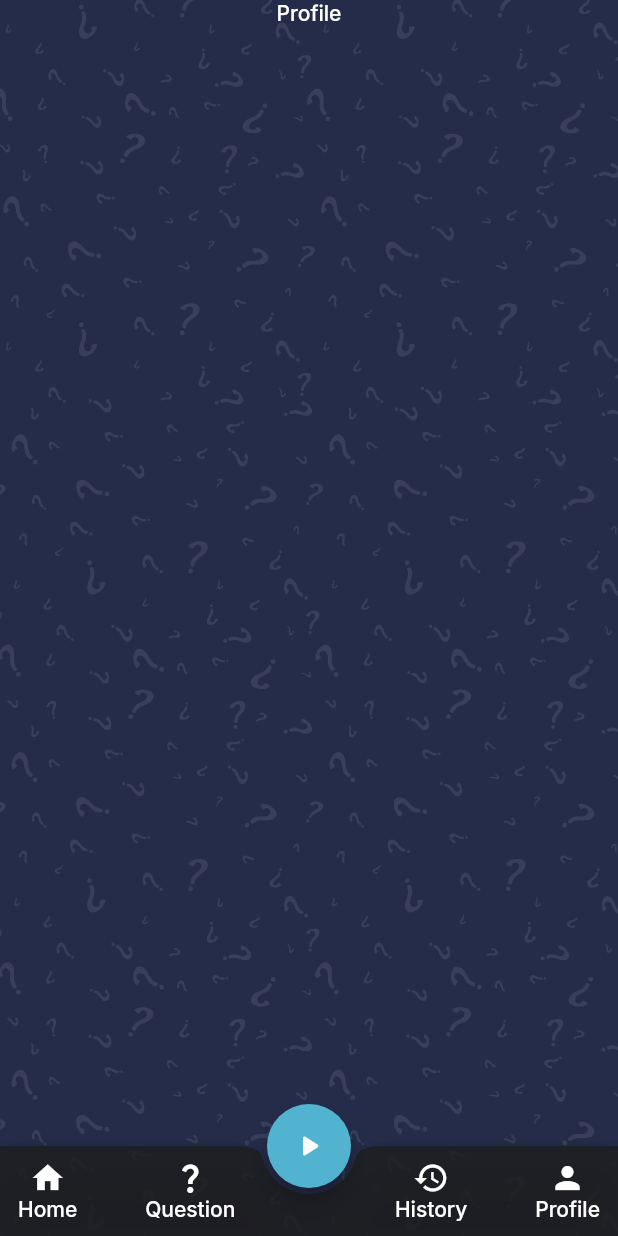
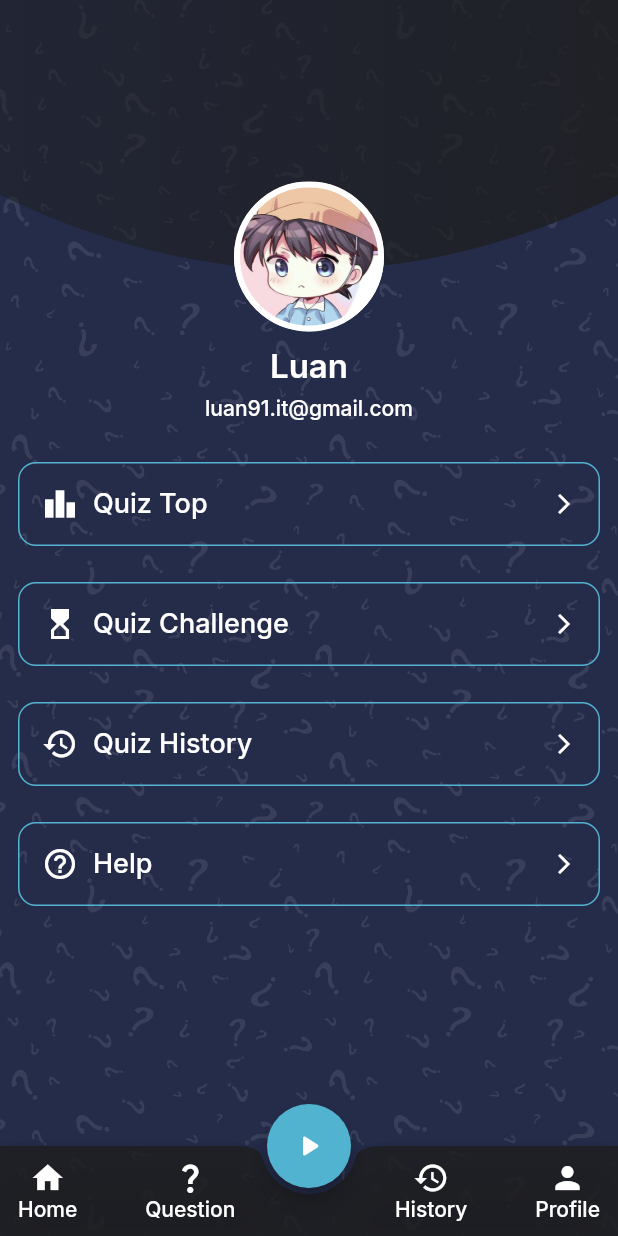
Before and after one commit to JackNguyenIT/flutter_quiz_app, a Flutter app: the screen it shows after launch, swiped to page 4, on a phone screen of 412 x 824 dp. Run offline on Flutter 3.47's test engine with Material 2 defaults, Android fonts, the phone set to English and light mode, and no system bars; our stand-ins replace floor, flutter_bloc, flutter_secure_storage, flutter_svg, freezed_annotation, get_it and 5 more; accounts and stored records are empty; generated files the repository leaves out were written again.

Commit message:
update page profile

```diff
--- a/lib/resource/l10n/intl_en.arb
+++ b/lib/resource/l10n/intl_en.arb
@@ -6,5 +6,9 @@
   "home": "Home",
   "question": "Question",
   "history": "History",
-  "profile": "Profile"
+  "profile": "Profile",
+  "quiz_top": "Quiz Top",
+  "quiz_challenge": "Quiz Challenge",
+  "quiz_history": "Quiz History",
+  "help" : "Help"
 }
--- a/lib/resource/localization/intl/messages_en.dart
+++ b/lib/resource/localization/intl/messages_en.dart
@@ -23,11 +23,16 @@ class MessageLookup extends MessageLookupByLibrary {
   final messages = _notInlinedMessages(_notInlinedMessages);
   static Map<String, Function> _notInlinedMessages(_) => <String, Function>{
         "error_title": MessageLookupByLibrary.simpleMessage("Error"),
+        "help": MessageLookupByLibrary.simpleMessage("Help"),
         "history": MessageLookupByLibrary.simpleMessage("History"),
         "home": MessageLookupByLibrary.simpleMessage("Home"),
         "loading": MessageLookupByLibrary.simpleMessage("Loading"),
         "profile": MessageLookupByLibrary.simpleMessage("Profile"),
         "question": MessageLookupByLibrary.simpleMessage("Question"),
+        "quiz_challenge":
+            MessageLookupByLibrary.simpleMessage("Quiz Challenge"),
+        "quiz_history": MessageLookupByLibrary.simpleMessage("Quiz History"),
+        "quiz_top": MessageLookupByLibrary.simpleMessage("Quiz Top"),
         "skip": MessageLookupByLibrary.simpleMessage("Skip")
       };
 }
--- a/lib/resource/localization/l10n.dart
+++ b/lib/resource/localization/l10n.dart
@@ -119,6 +119,46 @@ class AppTranslations {
       args: [],
     );
   }
+
+  /// `Quiz Top`
+  String get quiz_top {
+    return Intl.message(
+      'Quiz Top',
+      name: 'quiz_top',
+      desc: '',
+      args: [],
+    );
+  }
+
+  /// `Quiz Challenge`
+  String get quiz_challenge {
+    return Intl.message(
+      'Quiz Challenge',
+      name: 'quiz_challenge',
+      desc: '',
+      args: [],
+    );
+  }
+
+  /// `Quiz History`
+  String get quiz_history {
+    return Intl.message(
+      'Quiz History',
+      name: 'quiz_history',
+      desc: '',
+      args: [],
+    );
+  }
+
+  /// `Help`
+  String get help {
+    return Intl.message(
+      'Help',
+      name: 'help',
+      desc: '',
+      args: [],
+    );
+  }
 }
 
 class AppLocalizationDelegate extends LocalizationsDelegate<AppTranslations> {
--- a/lib/resource/theme/colors.dart
+++ b/lib/resource/theme/colors.dart
@@ -20,6 +20,7 @@ class QAColors {
 
   static const primary = Color(0xFF52B3D0);
   static const primaryDark = Color(0xCC1E1E1E);
+  static const primaryDark_50 = Color(0x801E1E1E);
 
   static const line = Color(0xFFEFEEEF);
   static const imagePlaceHolder = Color(0xFFD9D9D9);
@@ -31,4 +32,10 @@ class QAColors {
     begin: Alignment.centerLeft,
     end: Alignment.centerRight,
   );
+
+  static const backgroundTopProfile = LinearGradient(
+    colors: [primaryDark_50, primaryDark],
+    begin: Alignment.centerLeft,
+    end: Alignment.centerRight,
+  );
 }
--- a/lib/ui/profile/profile_page.dart
+++ b/lib/ui/profile/profile_page.dart
@@ -1,5 +1,8 @@
 import 'package:flutter/material.dart';
-import 'package:quiz_app/resource/theme/colors.dart';
+import 'package:quiz_app/generated/assets.dart';
+import 'package:quiz_app/resource/localization/l10n.dart';
+import 'package:quiz_app/ui/profile/widget/profile_info.dart';
+import 'package:quiz_app/ui/profile/widget/profile_menu_item.dart';
 
 class ProfilePage extends StatelessWidget {
   const ProfilePage({Key? key}) : super(key: key);
@@ -23,17 +26,21 @@ class _ProfileViewState extends State<ProfileView>
   Widget build(BuildContext context) {
     super.build(context);
     return SafeArea(
-      child:  Column(
-        crossAxisAlignment: CrossAxisAlignment.center,
-        children: [
-          Text(
-            "Profile",
-            style: Theme.of(context)
-                .textTheme
-                .titleMedium
-                ?.copyWith(fontSize: 14, color: QAColors.white),
-          )
-        ],
+      child: SingleChildScrollView(
+        child: Column(
+          crossAxisAlignment: CrossAxisAlignment.center,
+          children: [
+            const ProfileInfo(
+                name: "Luan",
+                email: "luan91.it@gmail.com",
+                image: Assets.imagesAvatar),
+            const SizedBox(height: 16.0),
+            ProfileMenuItem(iconData: Icons.leaderboard, title: AppTranslations.of(context).quiz_top, press: (){}),
+            ProfileMenuItem(iconData: Icons.hourglass_top, title: AppTranslations.of(context).quiz_challenge, press: (){}),
+            ProfileMenuItem(iconData: Icons.history_sharp, title: AppTranslations.of(context).quiz_history, press: (){}),
+            ProfileMenuItem(iconData: Icons.help_outline_rounded, title: AppTranslations.of(context).help, press: (){}),
+          ],
+        ),
       ),
     );
   }
--- /dev/null
+++ b/lib/ui/profile/widget/profile_info.dart
@@ -0,0 +1,84 @@
+import 'package:flutter/material.dart';
+import 'package:quiz_app/resource/theme/colors.dart';
+
+class ProfileInfo extends StatelessWidget {
+  const ProfileInfo({
+    super.key,
+    required this.name,
+    required this.email,
+    required this.image,
+  });
+
+  final String name, email, image;
+
+  @override
+  Widget build(BuildContext context) {
+    return SizedBox(
+      height: 280,
+      child: Stack(
+        children: <Widget>[
+          ClipPath(
+            clipper: CustomShape(),
+            child: Container(
+              height: 230,
+              decoration:
+                  const BoxDecoration(gradient: QAColors.backgroundTopProfile),
+            ),
+          ),
+          Center(
+            child: Column(
+              mainAxisAlignment: MainAxisAlignment.end,
+              children: <Widget>[
+                Container(
+                  margin: const EdgeInsets.only(bottom: 10.0),
+                  height: 100,
+                  width: 100,
+                  decoration: BoxDecoration(
+                    shape: BoxShape.circle,
+                    border: Border.all(
+                      color: Colors.white,
+                      width: 4,
+                    ),
+                    image: DecorationImage(
+                      fit: BoxFit.cover,
+                      image: AssetImage(image),
+                    ),
+                  ),
+                ),
+                Text(name,
+                    style: Theme.of(context).textTheme.titleLarge?.copyWith(
+                          fontSize: 22.0,
+                          color: Colors.white,
+                        )),
+                const SizedBox(height: 5.0),
+                Text(email,
+                    style: Theme.of(context).textTheme.titleMedium?.copyWith(
+                          color: Colors.white,
+                        )),
+              ],
+            ),
+          )
+        ],
+      ),
+    );
+  }
+}
+
+class CustomShape extends CustomClipper<Path> {
+  @override
+  Path getClip(Size size) {
+    var path = Path();
+    double height = size.height;
+    double width = size.width;
+    path.lineTo(0, height - 100);
+    path.quadraticBezierTo(width / 2, height, width, height - 100);
+    path.lineTo(width, 0);
+    path.close();
+    return path;
+  }
+
+  @override
+  bool shouldReclip(CustomClipper<Path> oldClipper) {
+    return true;
+  }
+}
--- /dev/null
+++ b/lib/ui/profile/widget/profile_menu_item.dart
@@ -0,0 +1,58 @@
+import 'package:flutter/material.dart';
+import 'package:quiz_app/resource/theme/colors.dart';
+
+class ProfileMenuItem extends StatelessWidget {
+  const ProfileMenuItem({
+    super.key,
+    required this.iconData,
+    required this.title,
+    required this.press,
+  });
+
+  final IconData? iconData;
+  final String title;
+  final GestureTapCallback? press;
+
+  @override
+  Widget build(BuildContext context) {
+    return Padding(
+      padding: const EdgeInsets.all(12.0),
+      child: DecoratedBox(
+          decoration: BoxDecoration(
+              border: Border.all(color: QAColors.primary),
+              borderRadius: const BorderRadius.all(Radius.circular(12))),
+          child: Material(
+            color: Colors.transparent,
+            child: InkWell(
+              onTap: press,
+              borderRadius: const BorderRadius.all(Radius.circular(12)),
+              child: Padding(
+                padding:
+                    const EdgeInsets.symmetric(vertical: 16, horizontal: 16),
+                child: Row(
+                  children: [
+                    Icon(
+                      iconData,
+                      size: 24,
+                      color: QAColors.white,
+                    ),
+                    const SizedBox(width: 10.0),
+                    Text(title,
+                        style: Theme.of(context)
+                            .textTheme
+                            .titleMedium
+                            ?.copyWith(fontSize: 18, color: QAColors.white)),
+                    const Spacer(),
+                    const Icon(
+                      Icons.arrow_forward_ios,
+                      size: 16,
+                      color: QAColors.white,
+                    ),
+                  ],
+                ),
+              ),
+            ),
+          )),
+    );
+  }
+}
```
Also changed, not shown: assets/images/avatar.jpg (added), lib/generated/assets.dart.
